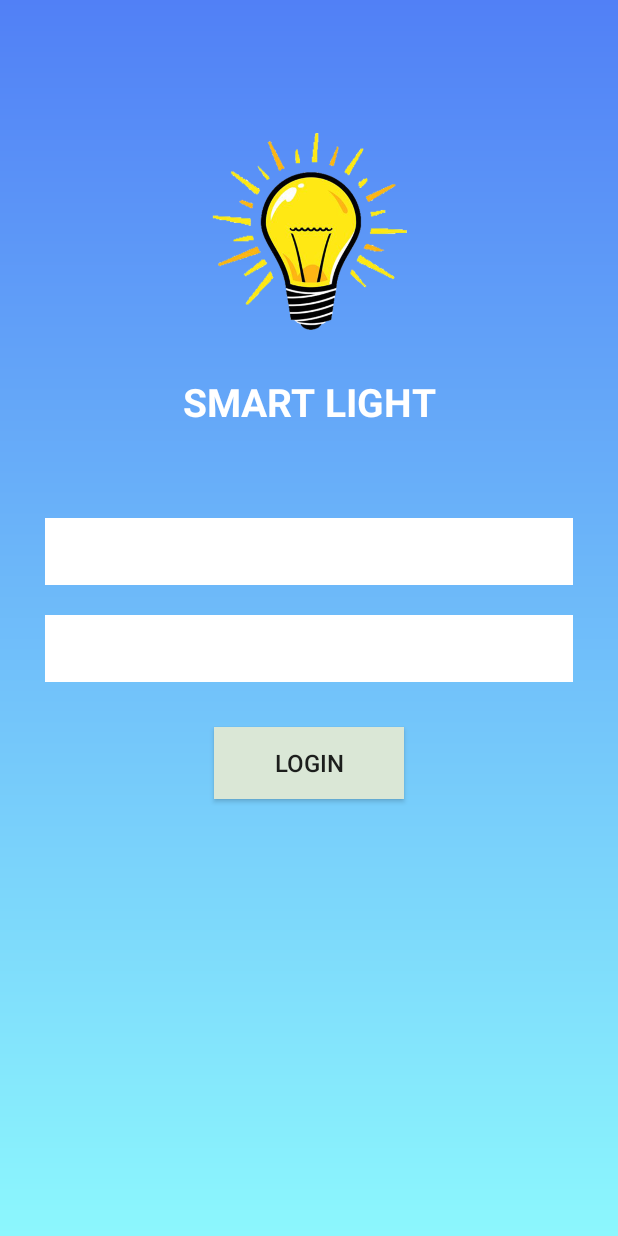
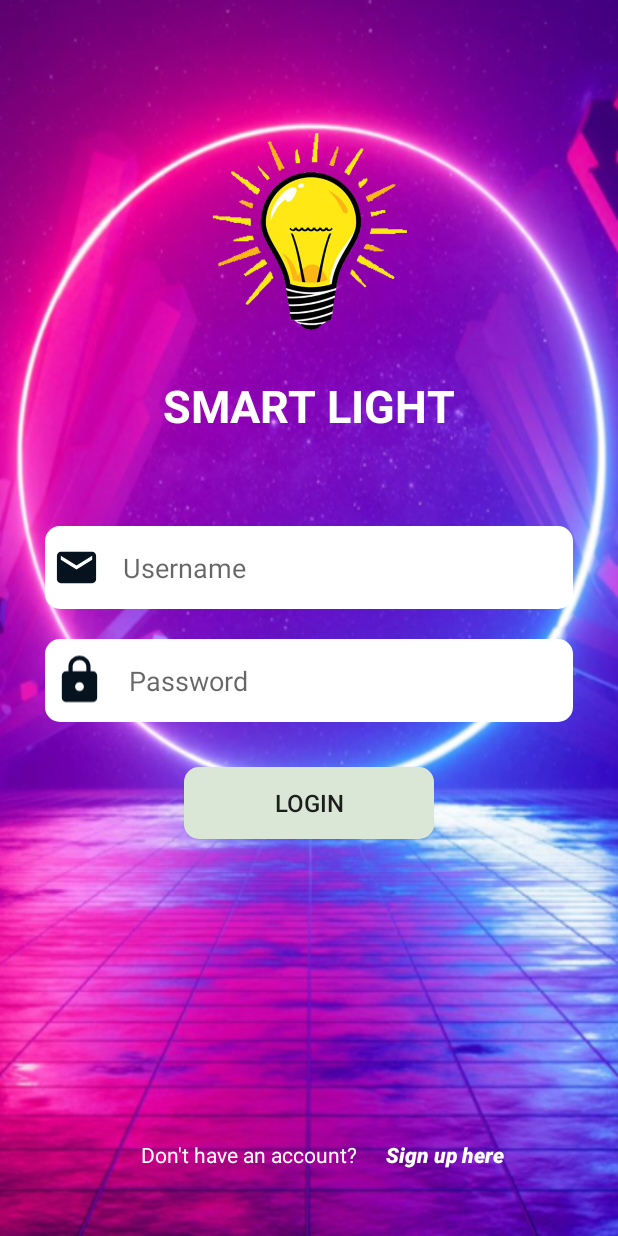
Before and after one commit to lvminh97/SmartLight, an Android app: the screen it shows after launch (LoginActivity), on a phone screen of 412 x 824 dp. Run offline under Robolectric (Android 15) with nearby library versions, the phone set to English and light mode, and no system bars.

Commit message:
Finish the UI of Login screen
Signed-off-by: lvminh97 <lvminh97@gmail.com>

```diff
--- /dev/null
+++ b/app/src/main/res/drawable/bg_login_button.xml
@@ -0,0 +1,8 @@
+<?xml version="1.0" encoding="utf-8"?>
+<shape
+    xmlns:android="http://schemas.android.com/apk/res/android"
+    android:shape="rectangle">
+
+    <corners android:radius="10dp" />
+    <solid android:color="#dae7d6" />
+</shape>
--- /dev/null
+++ b/app/src/main/res/drawable/bg_login_edittext.xml
@@ -0,0 +1,8 @@
+<?xml version="1.0" encoding="utf-8"?>
+<shape
+    xmlns:android="http://schemas.android.com/apk/res/android"
+    android:shape="rectangle">
+
+    <corners android:radius="10dp" />
+    <solid android:color="@android:color/white" />
+</shape>
--- /dev/null
+++ b/app/src/main/res/drawable/ic_baseline_email_24.xml
@@ -0,0 +1,5 @@
+<vector android:height="24dp" android:tint="#06121E"
+    android:viewportHeight="24" android:viewportWidth="24"
+    android:width="24dp" xmlns:android="http://schemas.android.com/apk/res/android">
+    <path android:fillColor="@android:color/white" android:pathData="M20,4L4,4c-1.1,0 -1.99,0.9 -1.99,2L2,18c0,1.1 0.9,2 2,2h16c1.1,0 2,-0.9 2,-2L22,6c0,-1.1 -0.9,-2 -2,-2zM20,8l-8,5 -8,-5L4,6l8,5 8,-5v2z"/>
+</vector>
--- /dev/null
+++ b/app/src/main/res/drawable/ic_baseline_lock_24.xml
@@ -0,0 +1,5 @@
+<vector android:height="24dp" android:tint="#06121E"
+    android:viewportHeight="24" android:viewportWidth="24"
+    android:width="24dp" xmlns:android="http://schemas.android.com/apk/res/android">
+    <path android:fillColor="@android:color/white" android:pathData="M18,8h-1L17,6c0,-2.76 -2.24,-5 -5,-5S7,3.24 7,6v2L6,8c-1.1,0 -2,0.9 -2,2v10c0,1.1 0.9,2 2,2h12c1.1,0 2,-0.9 2,-2L20,10c0,-1.1 -0.9,-2 -2,-2zM12,17c-1.1,0 -2,-0.9 -2,-2s0.9,-2 2,-2 2,0.9 2,2 -0.9,2 -2,2zM15.1,8L8.9,8L8.9,6c0,-1.71 1.39,-3.1 3.1,-3.1 1.71,0 3.1,1.39 3.1,3.1v2z"/>
+</vector>
--- a/app/src/main/res/drawable/login_bg_color.xml
+++ b/app/src/main/res/drawable/login_bg_color.xml
@@ -1,7 +1,7 @@
 <shape xmlns:android="http://schemas.android.com/apk/res/android"
     android:shape="rectangle">
     <gradient
-        android:startColor="#5180f6"
-        android:endColor="#8cf7fd"
+        android:startColor="#595CFF"
+        android:endColor="#C6F8FF"
         android:angle="270" />
 </shape>
--- a/app/src/main/res/layout/activity_login.xml
+++ b/app/src/main/res/layout/activity_login.xml
@@ -3,7 +3,7 @@
     android:layout_width="match_parent"
     android:layout_height="match_parent"
     xmlns:app="http://schemas.android.com/apk/res-auto"
-    android:background="@drawable/login_bg_color">
+    android:background="@drawable/background">
 
     <ImageView
         android:id="@+id/img_main_icon"
@@ -23,54 +23,126 @@
         app:layout_constraintTop_toBottomOf="@id/img_main_icon"
         app:layout_constraintRight_toRightOf="parent"
         android:layout_marginTop="20dp"
-        android:textSize="26sp"
+        android:textSize="30sp"
         android:textStyle="bold"
         android:textColor="#FFFFFF"
         android:text="SMART LIGHT"/>
-    <EditText
-        android:id="@+id/ed_username"
+    <androidx.appcompat.widget.LinearLayoutCompat
+        android:id="@+id/layout_username"
         android:layout_width="match_parent"
         android:layout_height="wrap_content"
+        android:gravity="center_vertical"
         app:layout_constraintLeft_toLeftOf="parent"
         app:layout_constraintTop_toBottomOf="@id/tv_main_title"
         app:layout_constraintRight_toRightOf="parent"
         android:layout_marginLeft="30dp"
         android:layout_marginTop="60dp"
         android:layout_marginRight="30dp"
-        android:paddingLeft="20dp"
-        android:paddingTop="10dp"
-        android:paddingRight="20dp"
-        android:paddingBottom="10dp"
-        android:background="#FFFFFF"/>
-    <EditText
-        android:id="@+id/ed_password"
+        android:background="@drawable/bg_login_edittext">
+        <ImageView
+            android:id="@+id/img_username"
+            android:layout_width="35dp"
+            android:layout_height="35dp"
+            android:layout_weight="1"
+            android:layout_marginLeft="5dp"
+            android:src="@drawable/ic_baseline_email_24"/>
+        <EditText
+            android:id="@+id/ed_username"
+            android:layout_width="match_parent"
+            android:layout_height="wrap_content"
+            android:layout_weight="8"
+            app:layout_constraintLeft_toRightOf="@id/img_username"
+            app:layout_constraintTop_toBottomOf="@id/tv_main_title"
+            app:layout_constraintRight_toRightOf="parent"
+            android:layout_marginRight="10dp"
+            android:paddingLeft="15dp"
+            android:paddingTop="15dp"
+            android:paddingBottom="15dp"
+            android:background="#FFFFFF"
+            android:hint="Username"/>
+    </androidx.appcompat.widget.LinearLayoutCompat>
+    <androidx.appcompat.widget.LinearLayoutCompat
+        android:id="@+id/layout_password"
         android:layout_width="match_parent"
         android:layout_height="wrap_content"
+        android:gravity="center_vertical"
         app:layout_constraintLeft_toLeftOf="parent"
-        app:layout_constraintTop_toBottomOf="@id/ed_username"
+        app:layout_constraintTop_toBottomOf="@id/layout_username"
         app:layout_constraintRight_toRightOf="parent"
         android:layout_marginLeft="30dp"
         android:layout_marginTop="20dp"
         android:layout_marginRight="30dp"
-        android:paddingLeft="20dp"
-        android:paddingTop="10dp"
-        android:paddingRight="20dp"
-        android:paddingBottom="10dp"
-        android:background="#FFFFFF"/>
+        android:background="@drawable/bg_login_edittext">
+        <ImageView
+            android:id="@+id/img_password"
+            android:layout_width="40dp"
+            android:layout_height="40dp"
+            android:layout_weight="1"
+            android:layout_marginLeft="5dp"
+            android:src="@drawable/ic_baseline_lock_24"/>
+        <EditText
+            android:id="@+id/ed_password"
+            android:layout_width="match_parent"
+            android:layout_height="wrap_content"
+            android:layout_weight="8"
+            app:layout_constraintLeft_toRightOf="@id/img_username"
+            app:layout_constraintTop_toBottomOf="@id/tv_main_title"
+            app:layout_constraintRight_toRightOf="parent"
+            android:layout_marginRight="10dp"
+            android:paddingLeft="15dp"
+            android:paddingTop="15dp"
+            android:paddingBottom="15dp"
+            android:background="#FFFFFF"
+            android:hint="Password"
+            android:inputType="textPassword"/>
+    </androidx.appcompat.widget.LinearLayoutCompat>
     <Button
         android:id="@+id/btn_login"
         android:layout_width="wrap_content"
         android:layout_height="wrap_content"
         app:layout_constraintLeft_toLeftOf="parent"
-        app:layout_constraintTop_toBottomOf="@id/ed_password"
+        app:layout_constraintTop_toBottomOf="@id/layout_password"
         app:layout_constraintRight_toRightOf="parent"
         android:layout_marginTop="30dp"
-        android:paddingLeft="40dp"
-        android:paddingTop="10dp"
-        android:paddingRight="40dp"
-        android:paddingBottom="10dp"
-        android:background="#dae7d6"
+        android:paddingLeft="60dp"
+        android:paddingTop="12dp"
+        android:paddingRight="60dp"
+        android:paddingBottom="12dp"
+        android:background="@drawable/bg_login_button"
         android:textSize="16sp"
         android:text="LOGIN"/>
+    <androidx.appcompat.widget.LinearLayoutCompat
+        android:id="@+id/layout_signup"
+        android:layout_width="match_parent"
+        android:layout_height="wrap_content"
+        android:layoutDirection="ltr"
+        android:weightSum="10"
+        app:layout_constraintLeft_toLeftOf="parent"
+        app:layout_constraintRight_toRightOf="parent"
+        app:layout_constraintBottom_toBottomOf="parent"
+        android:layout_marginLeft="40dp"
+        android:layout_marginRight="40dp"
+        android:layout_marginBottom="30dp">
+
+        <TextView
+            android:layout_width="wrap_content"
+            android:layout_height="wrap_content"
+            android:layout_weight="6"
+            android:textAlignment="textEnd"
+            android:textColor="#FFFFFF"
+            android:text="Don't have an account?"/>
+        <Button
+            android:layout_width="wrap_content"
+            android:layout_height="wrap_content"
+            android:layout_weight="4"
+            android:paddingStart="20dp"
+            android:background="#00FFFFFF"
+            android:textAllCaps="false"
+            android:textAlignment="textStart"
+            android:textStyle="bold|italic"
+            android:textColor="#FFFFFF"
+            android:text="Sign up here"/>
+
+    </androidx.appcompat.widget.LinearLayoutCompat>
 
 </androidx.constraintlayout.widget.ConstraintLayout>
```
Also changed, not shown: app/src/main/res/drawable/background.png (added).
